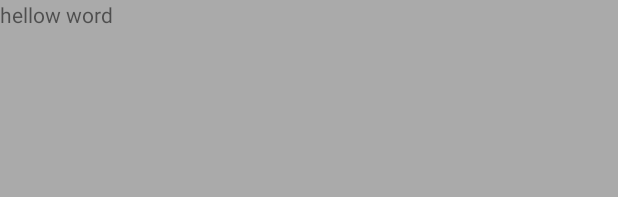
After one commit to JhoneLeedx/Music_PF, an Android app: the layout popup_music_view.xml on its own in the app's theme, with its tools: preview values and no code run, on a phone screen of 412 x 824 dp. The commit adds this screen. Shown: the top 197 px of the screen. Run offline under Robolectric (Android 15) with nearby library versions, the phone set to English and light mode, and no system bars.

Commit message:
添加popup

```diff
--- /dev/null
+++ b/app/src/main/res/layout/item_all_music_detial.xml
@@ -0,0 +1,6 @@
+<?xml version="1.0" encoding="utf-8"?>
+<LinearLayout xmlns:android="http://schemas.android.com/apk/res/android"
+    android:orientation="vertical" android:layout_width="match_parent"
+    android:layout_height="match_parent">
+
+</LinearLayout>
--- /dev/null
+++ b/app/src/main/res/layout/popup_music_view.xml
@@ -0,0 +1,17 @@
+<?xml version="1.0" encoding="utf-8"?>
+<LinearLayout xmlns:android="http://schemas.android.com/apk/res/android"
+    android:orientation="vertical"
+    android:layout_width="match_parent"
+    android:layout_height="match_parent"
+    android:background="@android:color/darker_gray">
+    <android.support.v7.widget.RecyclerView
+        android:id="@+id/all_music"
+        android:layout_width="match_parent"
+        android:layout_height="wrap_content">
+
+    </android.support.v7.widget.RecyclerView>
+    <TextView
+        android:layout_width="match_parent"
+        android:layout_height="match_parent"
+        android:text="hellow word"/>
+</LinearLayout>
```
Also changed, not shown: app/src/main/java/com/jhonlee/musicpf/view/detail/MusicActivity.java (+37 -4 lines).
